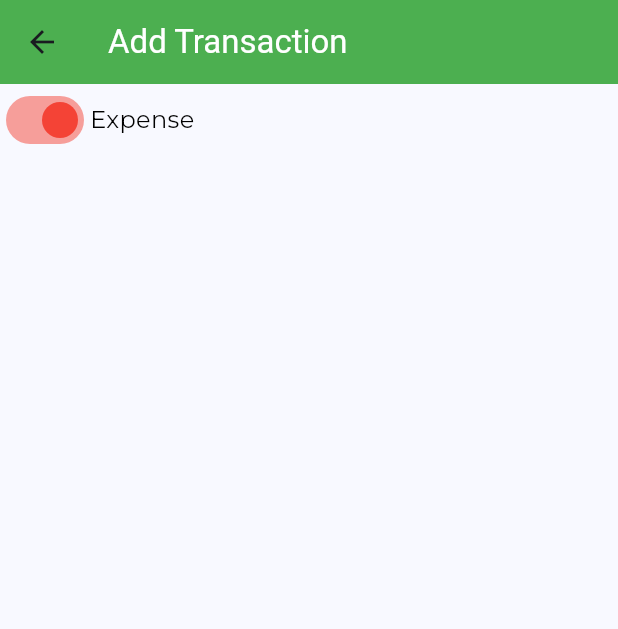
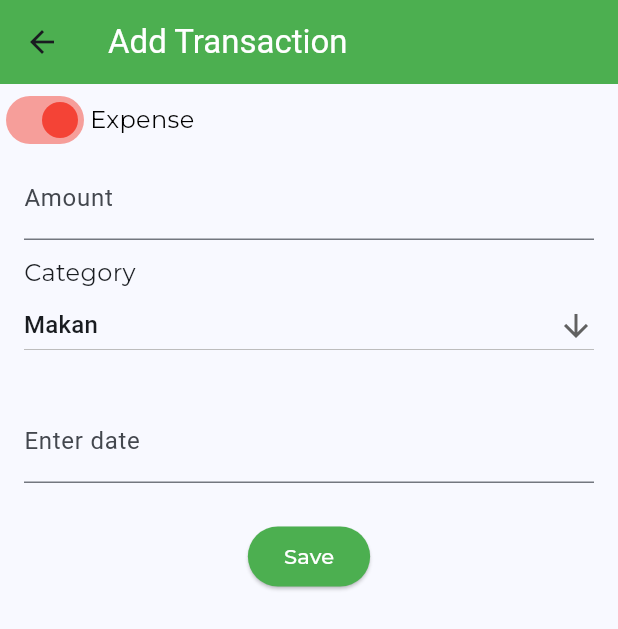
Before and after one commit to jeffnst/uangkoo, a Flutter app: the TransactionPage screen opened directly, on a phone screen of 412 x 824 dp. Shown: the top 629 px of the screen. Run offline on Flutter 3.47's test engine with Material 2 defaults, Android fonts, the phone set to English and light mode, and no system bars; our stand-ins replace drift, google_fonts; missing offline and left inert: calendar_appbar; accounts and stored records are empty.

```diff
--- /dev/null
+++ b/lib/models/transaction.dart
@@ -0,0 +1,15 @@
+import 'dart:math';
+
+import 'package:drift/drift.dart';
+import 'package:flutter/material.dart';
+
+
+class Transaction extends Table {
+  IntColumn get id => integer().autoIncrement()();
+  TextColumn get name => text().withLength(max: 128);
+  IntColumn get category_id => integer()();
+  IntColumn get type => integer()();
+  DateTimeColumn get createdAt => dateTime()();
+  DateTimeColumn get updatedAt => dateTime()();
+  DateTimeColumn get deletedAt => dateTime().nullable()();
+}
--- a/lib/pages/transaction_pages.dart
+++ b/lib/pages/transaction_pages.dart
@@ -1,5 +1,6 @@
 import 'package:flutter/material.dart';
 import 'package:google_fonts/google_fonts.dart';
+import 'package:intl/intl.dart';
 
 class TransactionPage extends StatefulWidget {
   const TransactionPage({super.key});
@@ -10,6 +11,9 @@ class TransactionPage extends StatefulWidget {
 
 class _TransactionPageState extends State<TransactionPage> {
   bool isExpense = true;
+  List<String> list = ['Makan', 'Transportasi', 'Sedekah'];
+  late String dropDownValue = list.first;
+  TextEditingController dateController = TextEditingController();
   @override
   Widget build(BuildContext context) {
     return Scaffold(
@@ -21,6 +25,7 @@ class _TransactionPageState extends State<TransactionPage> {
       body: SingleChildScrollView(
         child: SafeArea(
             child: Column(
+          crossAxisAlignment: CrossAxisAlignment.start,
           children: [
             Row(
               children: [
@@ -42,6 +47,75 @@ class _TransactionPageState extends State<TransactionPage> {
                 )
               ],
             ),
+            Padding(
+              padding: const EdgeInsets.symmetric(horizontal: 16),
+              child: TextFormField(
+                keyboardType: TextInputType.number,
+                decoration: const InputDecoration(
+                    border: UnderlineInputBorder(), labelText: "Amount"),
+              ),
+            ),
+            const SizedBox(
+              height: 10,
+            ),
+            Padding(
+              padding: const EdgeInsets.symmetric(horizontal: 16),
+              child: Text(
+                "Category",
+                style: GoogleFonts.montserrat(fontSize: 16),
+              ),
+            ),
+            Padding(
+              padding: const EdgeInsets.symmetric(horizontal: 16),
+              child: DropdownButton<String>(
+                  value: dropDownValue,
+                  isExpanded: true,
+                  icon: const Icon(Icons.arrow_downward),
+                  items: list.map<DropdownMenuItem<String>>((String value) {
+                    return DropdownMenuItem<String>(
+                        value: value, child: Text(value));
+                  }).toList(),
+                  onChanged: (String? value) {}),
+            ),
+            const SizedBox(height: 25),
+            Padding(
+              padding: const EdgeInsets.symmetric(horizontal: 16),
+              child: TextField(
+                readOnly: true,
+                controller: dateController,
+                decoration: const InputDecoration(labelText: "Enter date"),
+                onTap: () async {
+                  DateTime? pickedDate = await showDatePicker(
+                      context: context,
+                      initialDate: DateTime.now(),
+                      firstDate: DateTime(2000),
+                      lastDate: DateTime(2024));
+
+                  if (pickedDate != null) {
+                    String formattedDate =
+                        DateFormat('yyyy-MM-dd').format(pickedDate);
+
+                    dateController.text = formattedDate;
+                  }
+                },
+              ),
+            ),
+            const SizedBox(
+              height: 25,
+            ),
+            Center(
+              child: ElevatedButton(
+                onPressed: () {},
+                style: ButtonStyle(
+                  backgroundColor:
+                      MaterialStateProperty.all<Color>(Colors.green),
+                ),
+                child: Text(
+                  'Save',
+                  style: GoogleFonts.montserrat(color: Colors.white),
+                ),
+              ),
+            )
           ],
         )),
       ),
```
Also changed, not shown: lib/models/category.dart (added, +14 -0 lines), lib/models/database.dart (added, +29 -0 lines), pubspec.yaml (+9 -3 lines), pubspec.lock, 5 other files.
